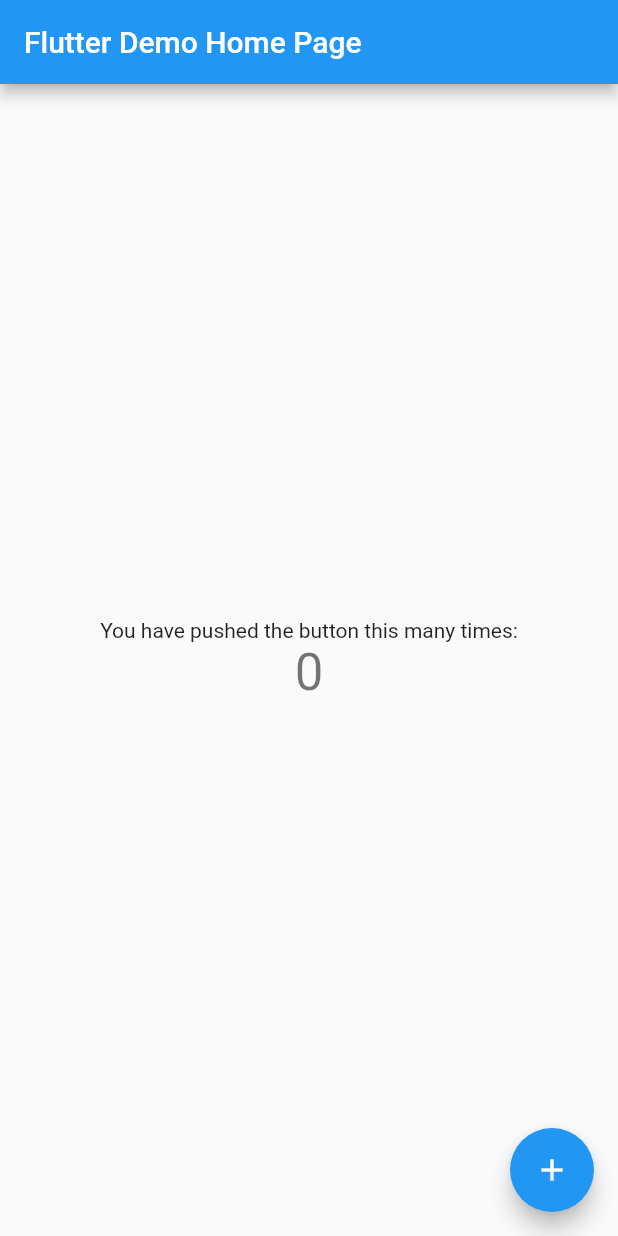
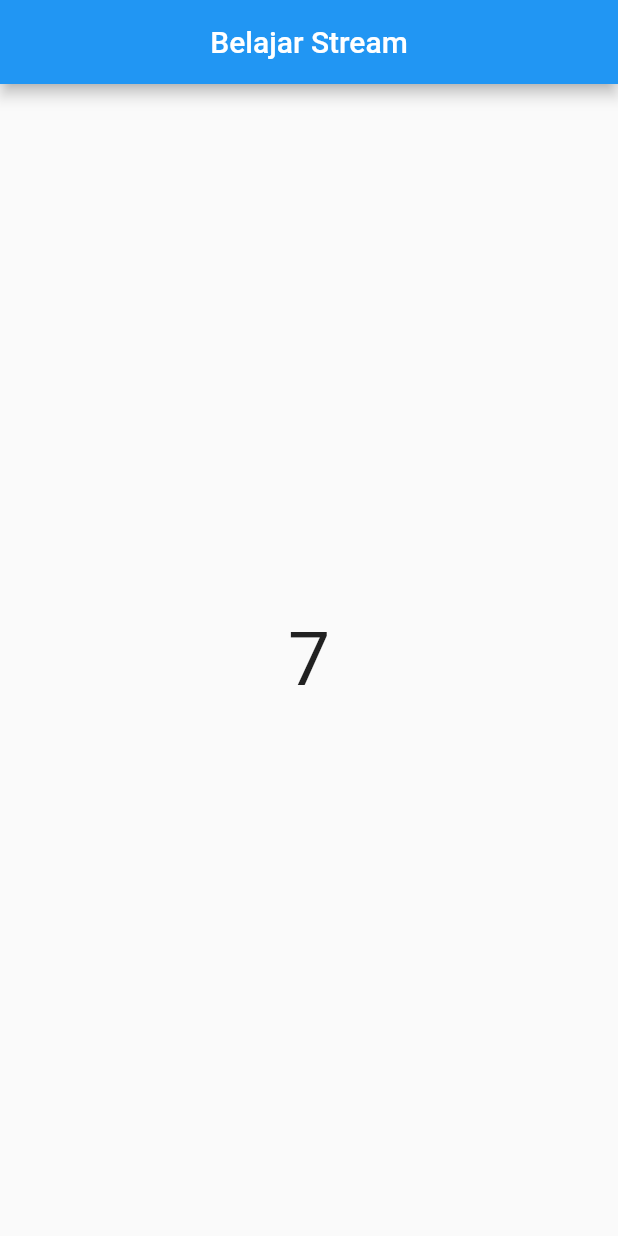
Before and after one commit to baimprogramer2016/flutter-sample-bloc, a Flutter app: the screen it shows after launch, on a phone screen of 412 x 824 dp. Run offline on Flutter 3.47's test engine with Material 2 defaults, Android fonts, the phone set to English and light mode, and no system bars.

Commit message:
Contoh Penggunaan Stream

```diff
--- a/lib/main.dart
+++ b/lib/main.dart
@@ -1,115 +1,58 @@
 import 'package:flutter/material.dart';
 
 void main() {
-  runApp(const MyApp());
+  runApp(MyApp());
 }
 
 class MyApp extends StatelessWidget {
   const MyApp({super.key});
 
-  // This widget is the root of your application.
   @override
   Widget build(BuildContext context) {
-    return MaterialApp(
-      title: 'Flutter Demo',
-      theme: ThemeData(
-        // This is the theme of your application.
-        //
-        // Try running your application with "flutter run". You'll see the
-        // application has a blue toolbar. Then, without quitting the app, try
-        // changing the primarySwatch below to Colors.green and then invoke
-        // "hot reload" (press "r" in the console where you ran "flutter run",
-        // or simply save your changes to "hot reload" in a Flutter IDE).
-        // Notice that the counter didn't reset back to zero; the application
-        // is not restarted.
-        primarySwatch: Colors.blue,
-      ),
-      home: const MyHomePage(title: 'Flutter Demo Home Page'),
+    return const MaterialApp(
+      home: HomePage(),
     );
   }
 }
 
-class MyHomePage extends StatefulWidget {
-  const MyHomePage({super.key, required this.title});
+class HomePage extends StatelessWidget {
+  const HomePage({super.key});
 
-  // This widget is the home page of your application. It is stateful, meaning
-  // that it has a State object (defined below) that contains fields that affect
-  // how it looks.
-
-  // This class is the configuration for the state. It holds the values (in this
-  // case the title) provided by the parent (in this case the App widget) and
-  // used by the build method of the State. Fields in a Widget subclass are
-  // always marked "final".
-
-  final String title;
-
-  @override
-  State<MyHomePage> createState() => _MyHomePageState();
-}
-
-class _MyHomePageState extends State<MyHomePage> {
-  int _counter = 0;
-
-  void _incrementCounter() {
-    setState(() {
-      // This call to setState tells the Flutter framework that something has
-      // changed in this State, which causes it to rerun the build method below
-      // so that the display can reflect the updated values. If we changed
-      // _counter without calling setState(), then the build method would not be
-      // called again, and so nothing would appear to happen.
-      _counter++;
-    });
+  Stream<int> countStream() async* {
+    for (int i = 1; i <= 10; i++) {
+      await Future.delayed(const Duration(seconds: 1));
+      yield i;
+    }
   }
 
   @override
   Widget build(BuildContext context) {
-    // This method is rerun every time setState is called, for instance as done
-    // by the _incrementCounter method above.
-    //
-    // The Flutter framework has been optimized to make rerunning build methods
-    // fast, so that you can just rebuild anything that needs updating rather
-    // than having to individually change instances of widgets.
+    print("REBUILD");
     return Scaffold(
-      appBar: AppBar(
-        // Here we take the value from the MyHomePage object that was created by
-        // the App.build method, and use it to set our appbar title.
-        title: Text(widget.title),
-      ),
-      body: Center(
-        // Center is a layout widget. It takes a single child and positions it
-        // in the middle of the parent.
-        child: Column(
-          // Column is also a layout widget. It takes a list of children and
-          // arranges them vertically. By default, it sizes itself to fit its
-          // children horizontally, and tries to be as tall as its parent.
-          //
-          // Invoke "debug painting" (press "p" in the console, choose the
-          // "Toggle Debug Paint" action from the Flutter Inspector in Android
-          // Studio, or the "Toggle Debug Paint" command in Visual Studio Code)
-          // to see the wireframe for each widget.
-          //
-          // Column has various properties to control how it sizes itself and
-          // how it positions its children. Here we use mainAxisAlignment to
-          // center the children vertically; the main axis here is the vertical
-          // axis because Columns are vertical (the cross axis would be
-          // horizontal).
-          mainAxisAlignment: MainAxisAlignment.center,
-          children: <Widget>[
-            const Text(
-              'You have pushed the button this many times:',
-            ),
-            Text(
-              '$_counter',
-              style: Theme.of(context).textTheme.headlineMedium,
-            ),
-          ],
+        appBar: AppBar(
+          title: const Text("Belajar Stream"),
+          centerTitle: true,
         ),
-      ),
-      floatingActionButton: FloatingActionButton(
-        onPressed: _incrementCounter,
-        tooltip: 'Increment',
-        child: const Icon(Icons.add),
-      ), // This trailing comma makes auto-formatting nicer for build methods.
-    );
+        body: StreamBuilder(
+          stream: countStream(),
+          builder: (context, snapshot) {
+            print("DISSINI BUILD");
+            if (snapshot.connectionState == ConnectionState.waiting) {
+              return const Center(
+                child: Text(
+                  "Loading",
+                  style: TextStyle(fontSize: 50),
+                ),
+              );
+            } else {
+              return Center(
+                child: Text(
+                  "${snapshot.data}",
+                  style: const TextStyle(fontSize: 50),
+                ),
+              );
+            }
+          },
+        ));
   }
 }
```
